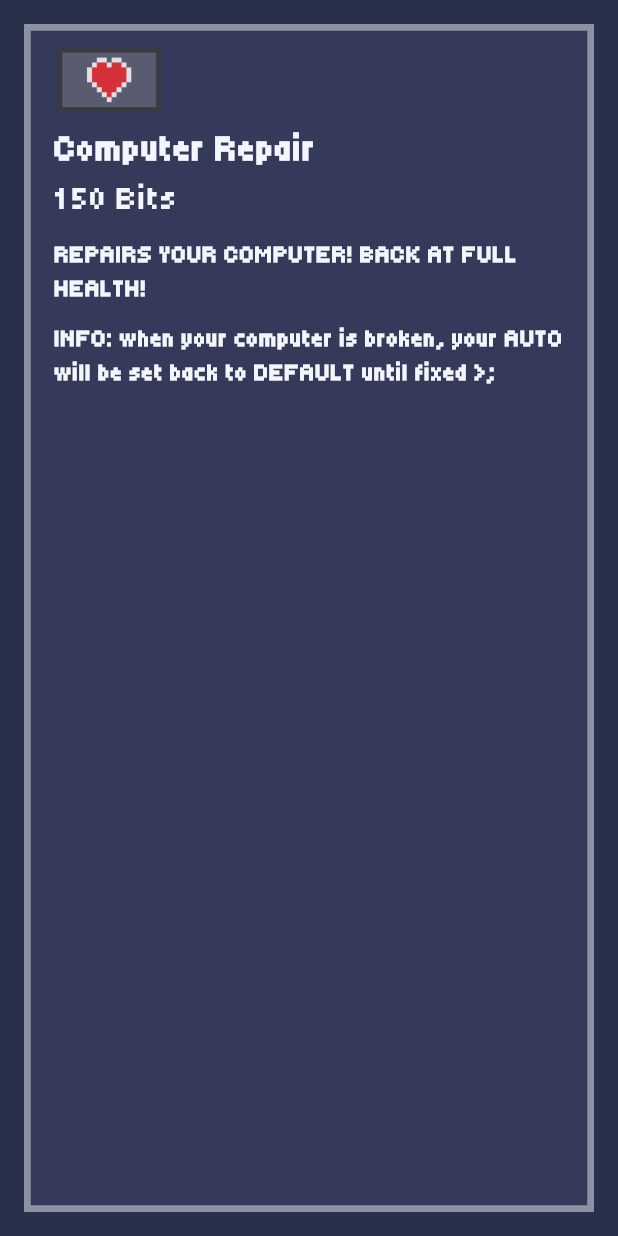
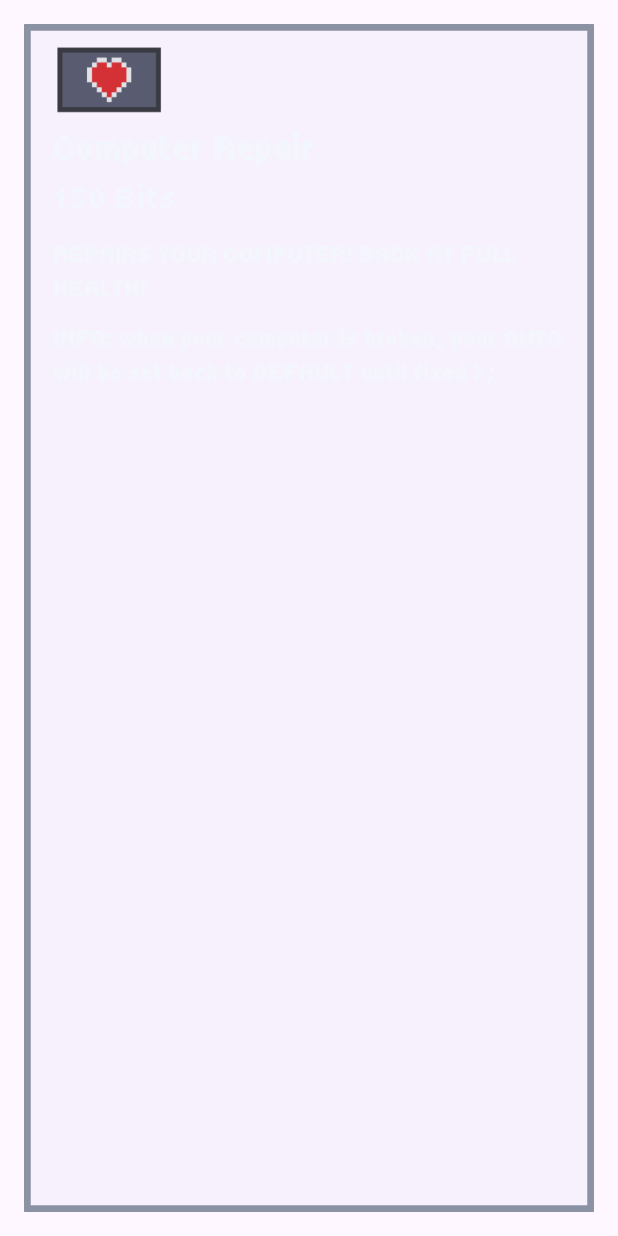
Before and after one commit to AsherTsai/ARLO.EXE-Clicker, a Flutter app: the ShopPage widget shown alone on an empty page, opened directly, on a phone screen of 412 x 824 dp. Run offline on Flutter 3.47's test engine with Material 3 defaults, Android fonts, the light colour scheme and no system bars; our stand-ins replace audioplayers, shared_preferences; accounts and stored records are empty.

Commit message:
Revert "Fixed Some UI Bugs #1"
This reverts commit a1438bc4f1f1fc5fa95f482aa350feb3d8ee81ea.

```diff
--- a/lib/home.dart
+++ b/lib/home.dart
@@ -2,6 +2,7 @@
 import 'package:computer_clicker_game/pageSwitches.dart';
 import 'package:computer_clicker_game/shop.dart';
 import 'package:computer_clicker_game/world.dart';
+import 'package:audioplayers/audioplayers.dart';
 import 'package:flutter/material.dart';
 import 'package:provider/provider.dart';
 import 'model.dart';
@@ -36,11 +37,11 @@
   Widget build(BuildContext context) {
     // CONSUMER - this is what allows us to use the variables and functions from the model file
     return Scaffold(
-      backgroundColor: Color.fromARGB(255, 194, 190, 205),
+      backgroundColor: Color.fromARGB(255, 213, 208, 222),
 
       body: SafeArea(
         child: Padding(
-          padding: const EdgeInsets.only(right: 20, left: 20, top: 15),
+          padding: const EdgeInsets.only(right: 20, left: 20),
           child: Column(
             children: [
               Consumer<Model>(
@@ -118,7 +119,7 @@
 
               SizedBox(height: 15),
 
-              //ARLO
+              //COMPUTER DESK
               Container(
                 height: 170,
                 width: double.infinity,
@@ -285,7 +286,6 @@
                 builder: (context, value, child) =>
                     SwitchPage(child: currentPage),
               ),
-              SizedBox(height: 15),
             ],
           ),
         ),
--- a/lib/model.dart
+++ b/lib/model.dart
@@ -4,11 +4,14 @@
 import 'package:audioplayers/audioplayers.dart';
 
 class Model extends ChangeNotifier {
+  //USED AI TO ORGANIZE
+  //ADDED Shared Preferences and Audio Players
+
   final AudioPlayer bgMusicPlayer = AudioPlayer();
 
   Future<void> startBackgroundMusic() async {
     await bgMusicPlayer.setReleaseMode(ReleaseMode.loop);
-    await bgMusicPlayer.setVolume(0.4);
+    await bgMusicPlayer.setVolume(0.4); // Lower volume so clicks stand out
     await bgMusicPlayer.play(AssetSource('SFX/boogie.mp3'));
   }
 
--- a/lib/shop.dart
+++ b/lib/shop.dart
@@ -33,7 +33,6 @@
         }
 
         return Container(
-          color: Color.fromARGB(255, 41, 48, 76),
           child: Padding(
             padding: const EdgeInsets.all(8.0),
             child: GestureDetector(
--- a/lib/world.dart
+++ b/lib/world.dart
@@ -52,7 +52,6 @@
   Widget build(BuildContext context) {
     final value = context.watch<Model>();
     return Container(
-      color: Color.fromARGB(255, 41, 48, 76),
       child: Stack(
         children: [
           Positioned.fill(
@@ -69,6 +68,7 @@
           ),
 
           SafeArea(
+            child: SingleChildScrollView(
               child: Column(
                 children: [
                   const SizedBox(height: 20),
@@ -81,7 +81,7 @@
                     child: Padding(
                       padding: const EdgeInsets.only(left: 15, right: 15),
                       child: Container(
-                      width: double.infinity,
+                        width: 380,
                         height: 110,
                         decoration: BoxDecoration(
                           color: const Color.fromARGB(255, 118, 129, 165),
@@ -123,12 +123,11 @@
                   ),
 
                   // SCROLL
-                Expanded(
-                  child: Container(
+                  SizedBox(
+                    height: 400,
                     child: RawScrollbar(
-                      thickness: 7.0,
-                      thumbColor: Color.fromARGB(255, 172, 180, 206),
-                      padding: EdgeInsets.only(left: 15, bottom: 4),
+                      thickness: 9.0,
+                      padding: EdgeInsets.only(right: 10, left: 13),
                       controller: _scrollController,
                       child: Padding(
                         padding: const EdgeInsets.only(
@@ -233,8 +232,9 @@
                                   }
                                 },
                                 child: Container(
-                                  width: 150,
+                                  width: 160,
 
+                                  alignment: Alignment.bottomLeft,
                                   decoration: BoxDecoration(
                                     color: itembaseColor,
                                     borderRadius: BorderRadius.circular(0.5),
@@ -245,8 +245,8 @@
                                   ),
                                   child: Padding(
                                     padding: const EdgeInsets.only(
-                                      left: 13.0,
-                                      bottom: .0,
+                                      left: 11.0,
+                                      bottom: 4.0,
                                     ),
                                     child: Column(
                                       mainAxisAlignment:
@@ -317,8 +317,8 @@
                       ),
                     ),
                   ),
+                ],
               ),
-              ],
             ),
           ),
         ],
```
Lines whose indentation alone changed are shown as unchanged.
